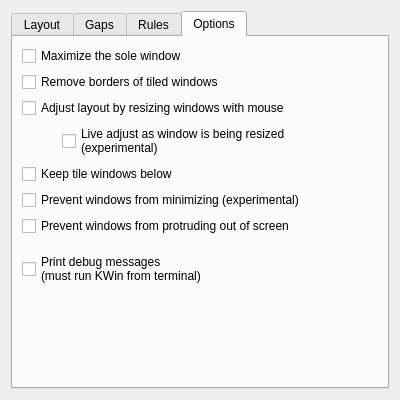
Before: the Qt Designer form res/config.ui in Bismuth-Forge/bismuth, drawn with Qt 5.
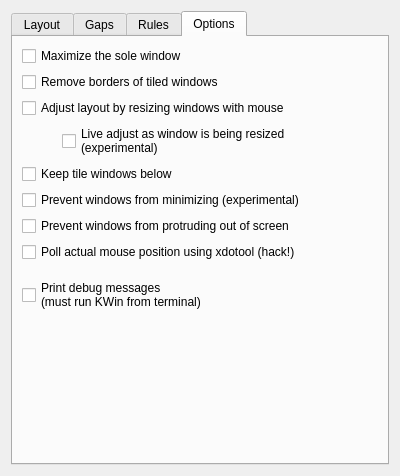
After: the same form once the commit is applied. The open tabs and pages were chosen to show the change.

Commit message: make mouse polling optional (KWin-specific)

```diff
--- a/res/config.ui
+++ b/res/config.ui
@@ -7,7 +7,7 @@
     <x>0</x>
     <y>0</y>
     <width>400</width>
-    <height>400</height>
+    <height>476</height>
    </rect>
   </property>
   <property name="windowTitle">
@@ -515,6 +515,16 @@
          </property>
         </widget>
        </item>
+       <item>
+        <widget class="QCheckBox" name="kcfg_pollMouseXdotool">
+         <property name="toolTip">
+          <string>&lt;html&gt;&lt;head/&gt;&lt;body&gt;&lt;p&gt;If enabled, actual mouse position will be used for certain operations. (e.g. swapping tile by dragging)&lt;/p&gt;&lt;p&gt;To use this feature, user &lt;span style=&quot; text-decoration: underline;&quot;&gt;MUST make sure &lt;/span&gt;&lt;span style=&quot; font-weight:600; font-style:italic; text-decoration: underline;&quot;&gt;xdotool &lt;/span&gt;&lt;span style=&quot; text-decoration: underline;&quot;&gt;is installed&lt;/span&gt; on the system.&lt;/p&gt;&lt;/body&gt;&lt;/html&gt;</string>
+         </property>
+         <property name="text">
+          <string>Poll actual mouse position using xdotool (hack!)</string>
+         </property>
+        </widget>
+       </item>
        <item>
         <spacer name="debugSpacer">
          <property name="orientation">
```
The commit also changes 3 other files.
